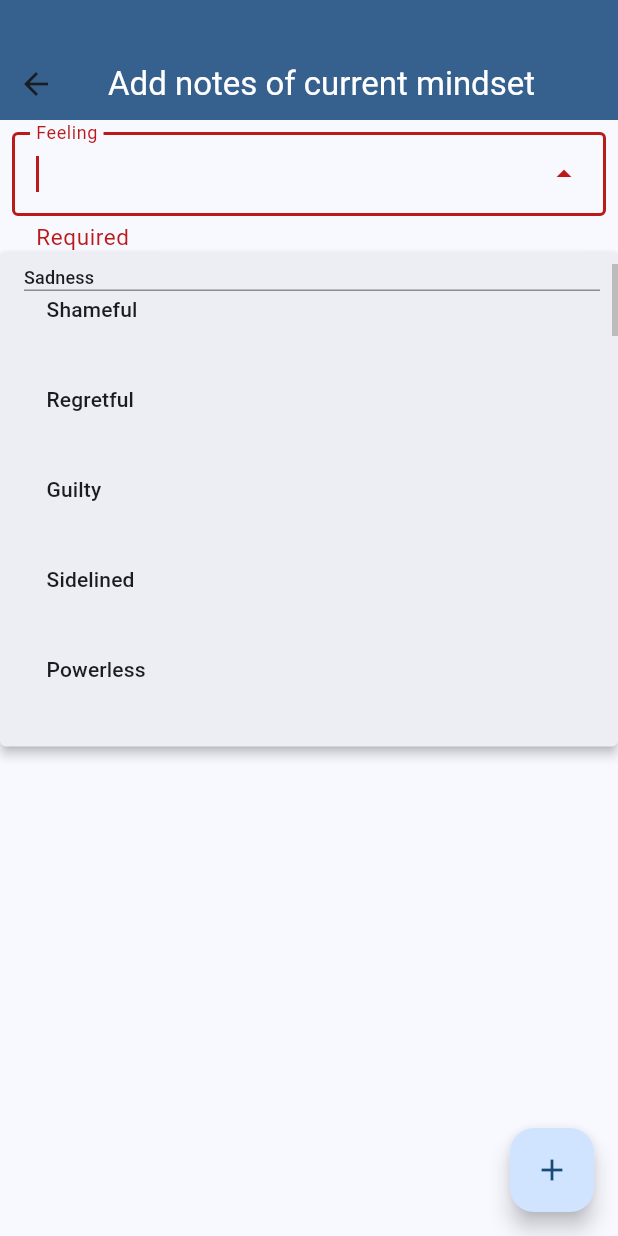
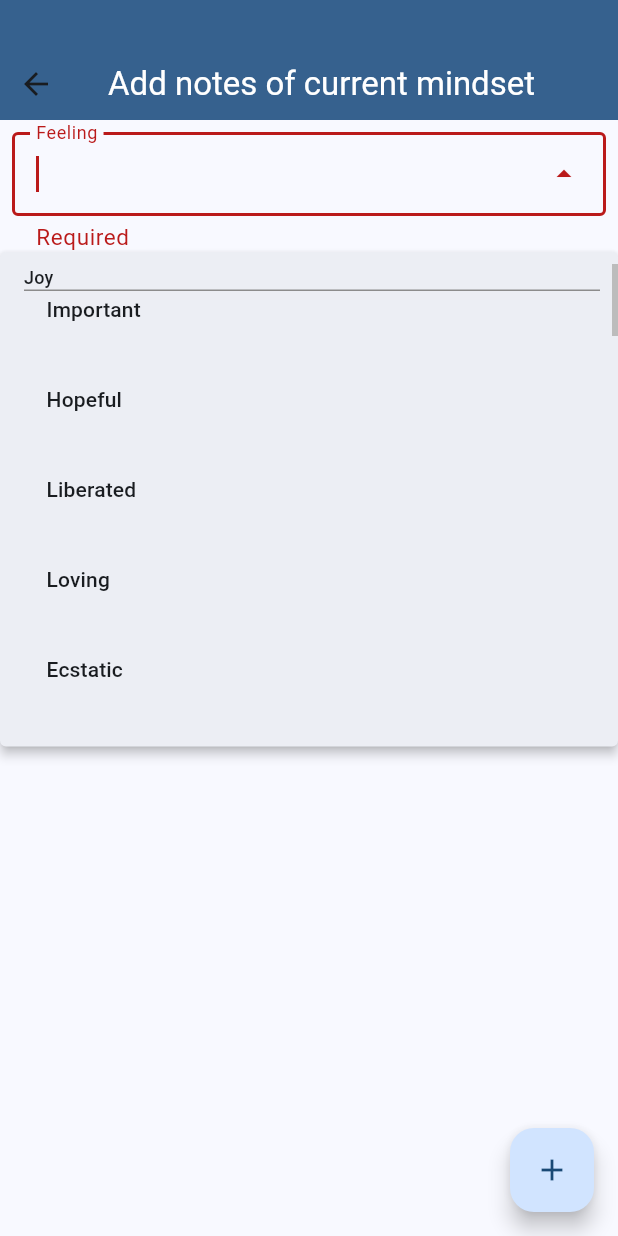
Before and after one commit to FBGFi/mindfulness-app, a Flutter app: the AddMindSetModal screen opened directly with empty values, after a tap on the "add" icon, after a tap on "Joy", on a phone screen of 412 x 824 dp. Run offline on Flutter 3.47's test engine with Material 3 defaults, Android fonts, the phone set to English and light mode, and no system bars.

Commit message:
add rankings

```diff
--- a/lib/utils/constants.dart
+++ b/lib/utils/constants.dart
@@ -1,83 +1,85 @@
+/// Categorized and ranked mindsets, ranging from -10 to 10.
+/// They should appear in the dropdown from most positive to most negative.
 Map<String, Map<String, int>> MIND_SET_VALUES = {
+  "Joy": {
+    "Important": 10,
+    "Hopeful": 9,
+    "Liberated": 8,
+    "Loving": 7,
+    "Ecstatic": 7,
+    "Satisfied": 6,
+    "Trustful": 6,
+    "Brave": 5,
+    "Inspired": 4,
+    "Respected": 4,
+    "Tender": 3,
+    "Amused": 3,
+    "Open": 3,
+    "Playful": 2,
+    "Curious": 1,
+    "Provocative": 0,
+  },
+  "Awe": {
+    "Enthusiastic": 4,
+    "Energetic": 4,
+    "Respectful": 3,
+    "Amazed": 2,
+    "Confused": -1,
+    "Thunderstruck": -4,
+    "Shocked": -4,
+    "Disappointed": -5,
+  },
   "Sadness": {
-    "Shameful": 0,
-    "Regretful": 0,
-    "Guilty": 0,
-    "Sidelined": 0,
-    "Powerless": 0,
-    "Vulnerable": 0,
-    "Empty": 0,
-    "Bad": 0,
-    "Left out": 0,
-    "Isolated": 0,
-    "Apathetic": 0,
     "Indifferent": 0,
-  },
-  "Joy": {
-    "Tender": 0,
-    "Playful": 0,
-    "Open": 0,
-    "Inspired": 0,
-    "Loving": 0,
-    "Hopeful": 0,
-    "Provocative": 0,
-    "Brave": 0,
-    "Satisfied": 0,
-    "Respected": 0,
-    "Trustful": 0,
-    "Important": 0,
-    "Curious": 0,
-    "Amused": 0,
-    "Ecstatic": 0,
-    "Liberated": 0,
+    "Vulnerable": -1,
+    "Bad": -2,
+    "Sidelined": -3,
+    "Shameful": -3,
+    "Left out": -4,
+    "Apathetic": -5,
+    "Empty": -6,
+    "Regretful": -6,
+    "Guilty": -7,
+    "Isolated": -9,
+    "Powerless": -10,
   },
   "Disgust": {
-    "Disgusted": 0,
-    "Insecure": 0,
-    "Hateful": 0,
-    "Disgusting": 0,
-    "Rebellious": 0,
-    "Judgemental": 0,
+    "Rebellious": -1,
+    "Insecure": -5,
+    "Judgemental": -5,
+    "Disgusted": -6,
+    "Disgusting": -7,
+    "Hateful": -10,
   },
   "Anger": {
-    "Sarcastic": 0,
-    "Sceptical": 0,
-    "Doubtful": 0,
-    "Withdrawn": 0,
-    "Annoyed": 0,
-    "Enraged": 0,
-    "Hostile": 0,
-    "Provoked": 0,
-    "Wild": 0,
-    "Furious": 0,
-    "Broken": 0,
-    "Embarrassed": 0,
-    "Jealous": 0,
-    "Insecure": 0,
-    "Neglected": 0,
+    "Wild": -1,
+    "Embarrassed": -1,
+    "Sarcastic": -2,
+    "Sceptical": -2,
+    "Annoyed": -3,
+    "Jealous": -6,
+    "Doubtful": -6,
+    "Withdrawn": -6,
+    "Provoked": -6,
+    "Insecure": -7,
+    "Furious": -7,
+    "Hostile": -8,
+    "Enraged": -9,
+    "Neglected": -10,
+    "Broken": -10,
   },
   "Fear": {
-    "Foolish": 0,
-    "Disrespected": 0,
-    "Estranged": 0,
-    "Incompetent": 0,
-    "Meaningless": 0,
-    "Worthless": 0,
-    "Inferior": 0,
-    "Inadequate": 0,
-    "Worried": 0,
-    "Broken": 0,
-    "Startled": 0,
-    "Terrified": 0,
-  },
-  "Awe": {
-    "Enthusiastic": 0,
-    "Energetic": 0,
-    "Respectful": 0,
-    "Amazed": 0,
-    "Disappointed": 0,
-    "Confused": 0,
-    "Thunderstruck": 0,
-    "Shocked": 0,
+    "Foolish": -1,
+    "Disrespected": -3,
+    "Estranged": -5,
+    "Incompetent": -6,
+    "Worried": -6,
+    "Startled": -7,
+    "Terrified": -8,
+    "Broken": -9,
+    "Inadequate": -9,
+    "Inferior": -9,
+    "Meaningless": -10,
+    "Worthless": -10,
   },
 };
```
